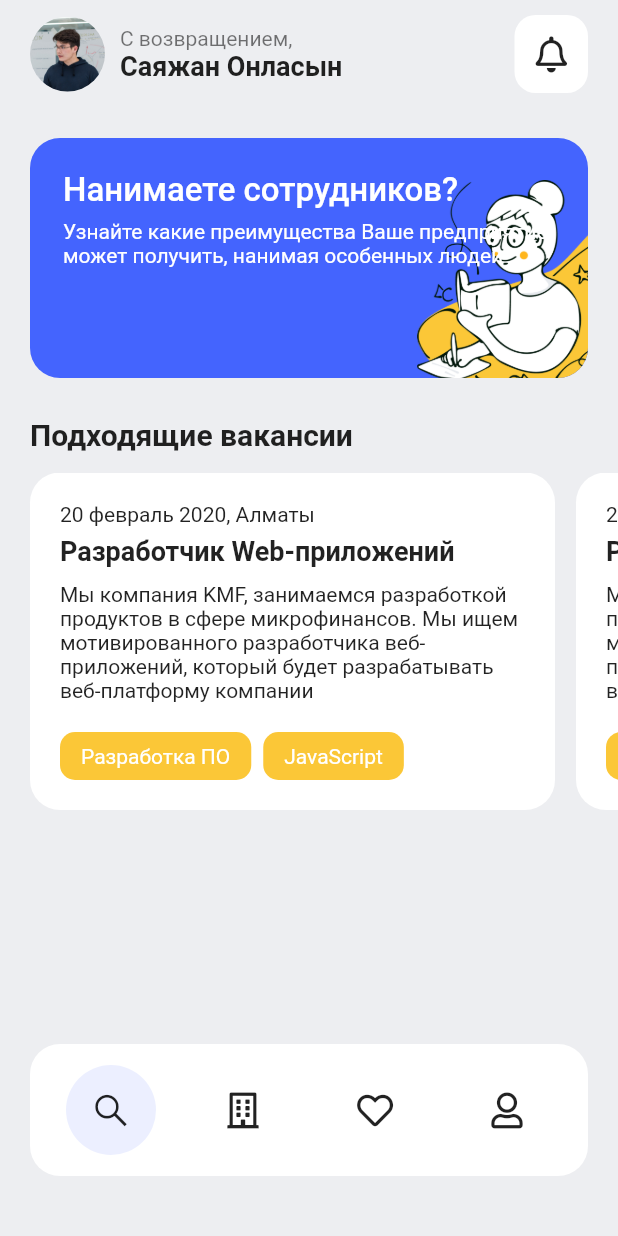
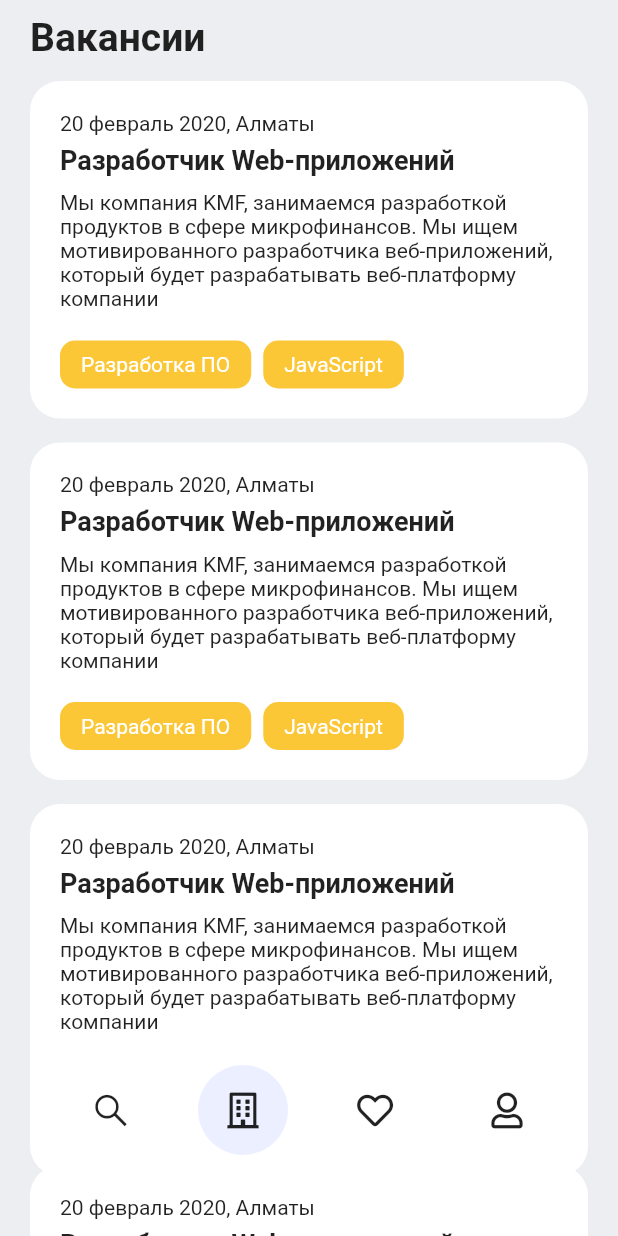
Before and after one commit to Crepiks/valid-mobile, a Flutter app: the screen it shows after launch, on a phone screen of 412 x 824 dp. Run offline on Flutter 3.47's test engine with Material 2 defaults, Android fonts, the phone set to English and light mode, and no system bars; our stand-ins replace font_awesome_flutter.

```diff
--- a/lib/home/views/components/job_card.dart
+++ b/lib/common/components/job_card.dart
@@ -1,6 +1,5 @@
 import "package:flutter/material.dart";
-import 'package:valid/common/constants/colors.dart';
-import 'package:valid/home/views/components/job_tag.dart';
+import 'package:valid/common/components/job_tag.dart';
 
 class JobCard extends StatelessWidget {
   const JobCard({Key? key}) : super(key: key);
--- a/lib/home/views/home_view.dart
+++ b/lib/home/views/home_view.dart
@@ -1,7 +1,7 @@
 import "package:flutter/material.dart";
 import 'package:valid/home/views/components/home_banner.dart';
 import 'package:valid/home/views/components/home_header.dart';
-import 'package:valid/home/views/components/job_card.dart';
+import 'package:valid/common/components/job_card.dart';
 
 class HomeView extends StatefulWidget {
   const HomeView({Key? key}) : super(key: key);
--- /dev/null
+++ b/lib/jobs/views/jobs_view.dart
@@ -0,0 +1,50 @@
+import 'package:flutter/material.dart';
+import 'package:valid/common/components/job_card.dart';
+
+class JobsView extends StatefulWidget {
+  const JobsView({Key? key}) : super(key: key);
+
+  @override
+  _JobsViewState createState() => _JobsViewState();
+}
+
+class _JobsViewState extends State<JobsView> {
+  @override
+  Widget build(BuildContext context) {
+    return ListView(
+      children: const [
+        SizedBox(
+          height: 10,
+        ),
+        Padding(
+          padding: EdgeInsets.symmetric(horizontal: 20),
+          child: Text("Вакансии",
+              style: TextStyle(fontSize: 26, fontWeight: FontWeight.w600)),
+        ),
+        SizedBox(
+          height: 14,
+        ),
+        Padding(
+            padding: EdgeInsets.symmetric(horizontal: 20), child: JobCard()),
+        SizedBox(
+          height: 16,
+        ),
+        Padding(
+            padding: EdgeInsets.symmetric(horizontal: 20), child: JobCard()),
+        SizedBox(
+          height: 16,
+        ),
+        Padding(
+            padding: EdgeInsets.symmetric(horizontal: 20), child: JobCard()),
+        SizedBox(
+          height: 16,
+        ),
+        Padding(
+            padding: EdgeInsets.symmetric(horizontal: 20), child: JobCard()),
+        SizedBox(
+          height: 120,
+        ),
+      ],
+    );
+  }
+}
--- a/lib/layouts/main_layout.dart
+++ b/lib/layouts/main_layout.dart
@@ -1,7 +1,10 @@
 import "package:flutter/material.dart";
 import 'package:valid/common/constants/colors.dart';
+import 'package:valid/jobs/views/jobs_view.dart';
 import 'package:valid/layouts/components/bottom_navigation.dart';
 import 'package:valid/home/views/home_view.dart';
+
+const screens = [HomeView(), JobsView()];
 
 class MainLayout extends StatefulWidget {
   const MainLayout({Key? key}) : super(key: key);
@@ -11,7 +14,7 @@ class MainLayout extends StatefulWidget {
 }
 
 class _MainLayoutState extends State<MainLayout> {
-  final int _activeIndex = 0;
+  final int _activeScreenIndex = 1;
 
   @override
   Widget build(BuildContext context) {
@@ -21,12 +24,12 @@ class _MainLayoutState extends State<MainLayout> {
       children: [
         Container(
           color: backgroundColor,
-          child: const HomeView(),
+          child: screens[_activeScreenIndex],
         ),
         Padding(
             padding: const EdgeInsets.only(right: 20, bottom: 40, left: 20),
             child: BottomNavigation(
-              activeIndex: _activeIndex,
+              activeIndex: _activeScreenIndex,
             )),
       ],
     ));
```
Also changed, not shown: lib/common/components/job_tag.dart (renamed from lib/home/views/components/job_tag.dart).
